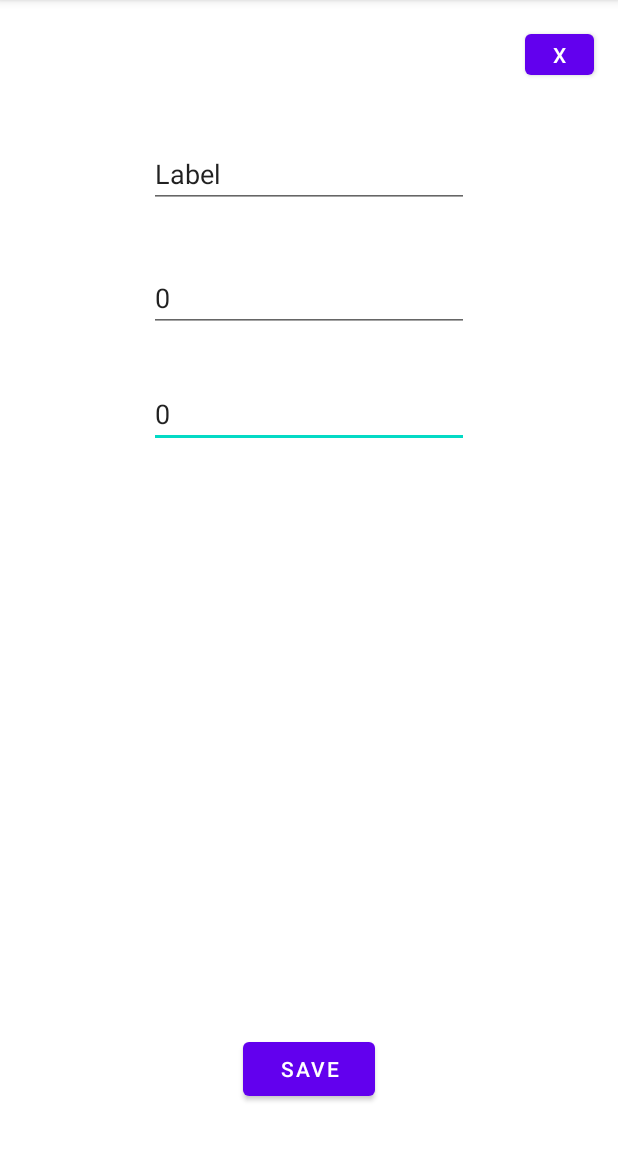
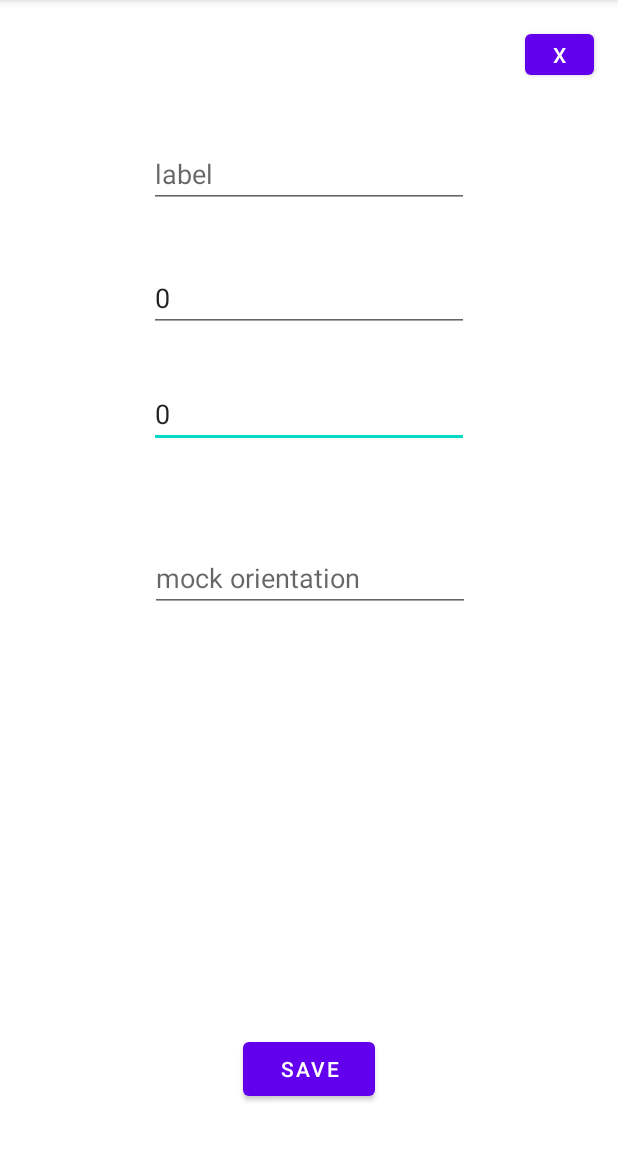
Before and after one commit to CSE-110-Winter-2023/cse-110-project-cse110-team-36, an Android app: the screen it shows after launch (ProfileActivity), on a phone screen of 412 x 824 dp, the part 84-1236 px from its top. Run offline under Robolectric (Android 15) with nearby library versions, the phone set to English and light mode, and no system bars.

Commit message:
mock orientation working

```diff
--- a/app/src/main/java/edu/ucsd/cse110/lab4/ProfileActivity.java
+++ b/app/src/main/java/edu/ucsd/cse110/lab4/ProfileActivity.java
@@ -31,14 +31,17 @@ public class ProfileActivity extends AppCompatActivity {
 
         String latitudeString = preferences.getString("latitudeString", "0");
         String longitudeString = preferences.getString("longitudeString", "0");
-        String labelString = preferences.getString("labelString", "Label");
+        String labelString = preferences.getString("labelString", "");
+        String orientationString = preferences.getString("mockOrientation", "");
         TextView latitude = this.findViewById(R.id.latitude);
         TextView longitude = this.findViewById(R.id.longitude);
         TextView label = this.findViewById(R.id.label);
+        TextView mockOrientation = this.findViewById(R.id.editMockOrientation);
 
         latitude.setText(latitudeString);
         longitude.setText(longitudeString);
         label.setText(labelString);
+        mockOrientation.setText(orientationString);
     }
 
     public boolean saveProfile() {
@@ -49,6 +52,7 @@ public class ProfileActivity extends AppCompatActivity {
         TextView latitude = this.findViewById(R.id.latitude);
         TextView longitude = this.findViewById(R.id.longitude);
         TextView label = this.findViewById(R.id.label);
+        TextView mockOrientation = this.findViewById(R.id.editMockOrientation);
 
         // Check valid input longitude and latitude
         if (!(latitude.getText().toString().isEmpty()) &&
@@ -69,6 +73,7 @@ public class ProfileActivity extends AppCompatActivity {
             editor.putString("latitudeString", latitude.getText().toString());
             editor.putString("longitudeString", longitude.getText().toString());
             editor.putString("labelString", label.getText().toString());
+            editor.putString("mockOrientation", mockOrientation.getText().toString());
 
 
         } else {
--- a/app/src/main/res/layout/activity_profile.xml
+++ b/app/src/main/res/layout/activity_profile.xml
@@ -66,4 +66,20 @@
         app:layout_constraintEnd_toEndOf="parent"
         app:layout_constraintStart_toStartOf="parent"
         app:layout_constraintTop_toTopOf="parent" />
+
+    <EditText
+        android:id="@+id/editMockOrientation"
+        android:layout_width="wrap_content"
+        android:layout_height="wrap_content"
+        android:layout_marginTop="64dp"
+        android:ems="10"
+        android:hint="mock orientation"
+        android:inputType="number"
+        app:layout_constraintBottom_toTopOf="@+id/saveButton"
+        app:layout_constraintEnd_toEndOf="parent"
+        app:layout_constraintHorizontal_bias="0.502"
+        app:layout_constraintStart_toStartOf="parent"
+        app:layout_constraintTop_toBottomOf="@+id/longitude"
+        app:layout_constraintVertical_bias="0.0" />
+
 </androidx.constraintlayout.widget.ConstraintLayout>
```
Also changed, not shown: app/src/main/java/edu/ucsd/cse110/lab4/MainActivity.java (+21 -2 lines).
